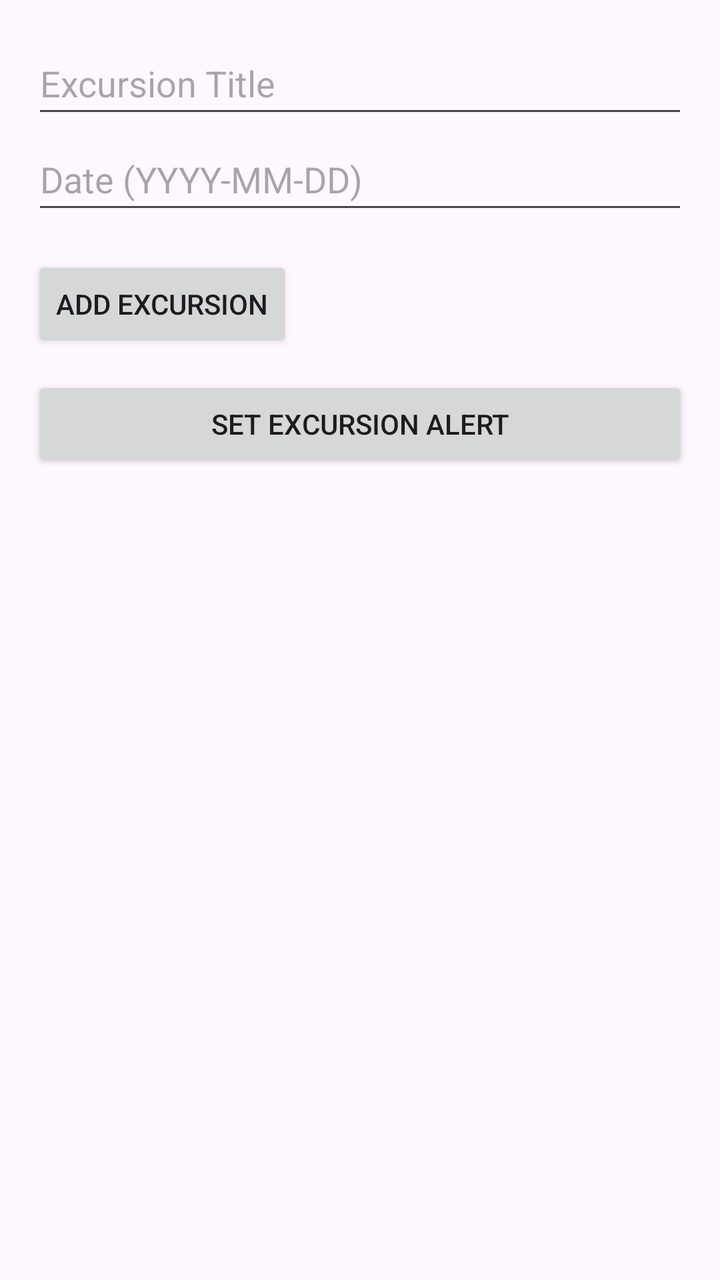
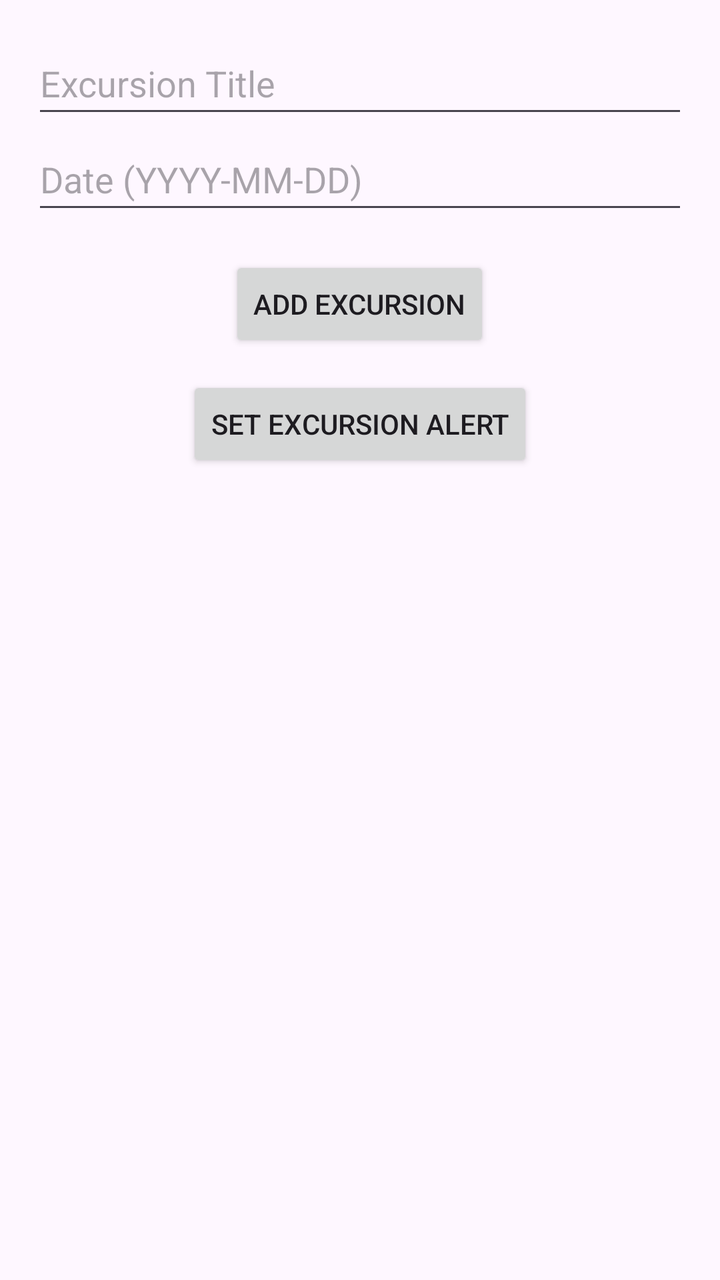

Screens rendered from an Android XML layout before and after an edit, with the pre-edit source and the edit as a unified diff.
<!-- AndroidManifest.xml: application theme Theme.D308VacationPlanner -->
<!-- res/layout/activity_excursion.xml -->
<?xml version="1.0" encoding="utf-8"?>
<LinearLayout xmlns:android="http://schemas.android.com/apk/res/android"
    android:layout_width="match_parent"
    android:layout_height="match_parent"
    android:orientation="vertical"
    android:padding="16dp">

    <EditText
        android:id="@+id/editTextExcursionTitle"
        android:layout_width="match_parent"
        android:layout_height="48dp"
        android:hint="Excursion Title"
        android:inputType="text" />

    <EditText
        android:id="@+id/editTextExcursionDate"
        android:layout_width="match_parent"
        android:layout_height="48dp"
        android:hint="Date (YYYY-MM-DD)"
        android:inputType="date" />

    <Button
        android:id="@+id/buttonAddExcursion"
        android:layout_width="wrap_content"
        android:layout_height="48dp"
        android:text="Add Excursion"
        android:layout_marginTop="16dp" />

    <Button
        android:id="@+id/buttonSetExcursionAlert"
        android:layout_width="match_parent"
        android:layout_height="wrap_content"
        android:text="Set Excursion Alert"
        android:layout_marginTop="12dp" />

</LinearLayout>
<!-- resources referenced by this layout -->
<resources>
  <style name="Theme.D308VacationPlanner" parent="Base.Theme.D308VacationPlanner" />
  <style name="Base.Theme.D308VacationPlanner" parent="Theme.Material3.DayNight">
          
          <item name="colorPrimary">@color/colorPrimary</item>
      </style>
  <color name="colorPrimary">#002147</color>
</resources>

<!-- the commit's change to res/layout/activity_excursion.xml (unified diff, before → after) -->
@@ -24,13 +24,15 @@
         android:layout_width="wrap_content"
         android:layout_height="48dp"
         android:text="Add Excursion"
+        android:layout_gravity="center"
         android:layout_marginTop="16dp" />
 
     <Button
         android:id="@+id/buttonSetExcursionAlert"
-        android:layout_width="match_parent"
-        android:layout_height="wrap_content"
+        android:layout_width="wrap_content"
+        android:layout_height="48dp"
         android:text="Set Excursion Alert"
+        android:layout_gravity="center"
         android:layout_marginTop="12dp" />
 
 </LinearLayout>
